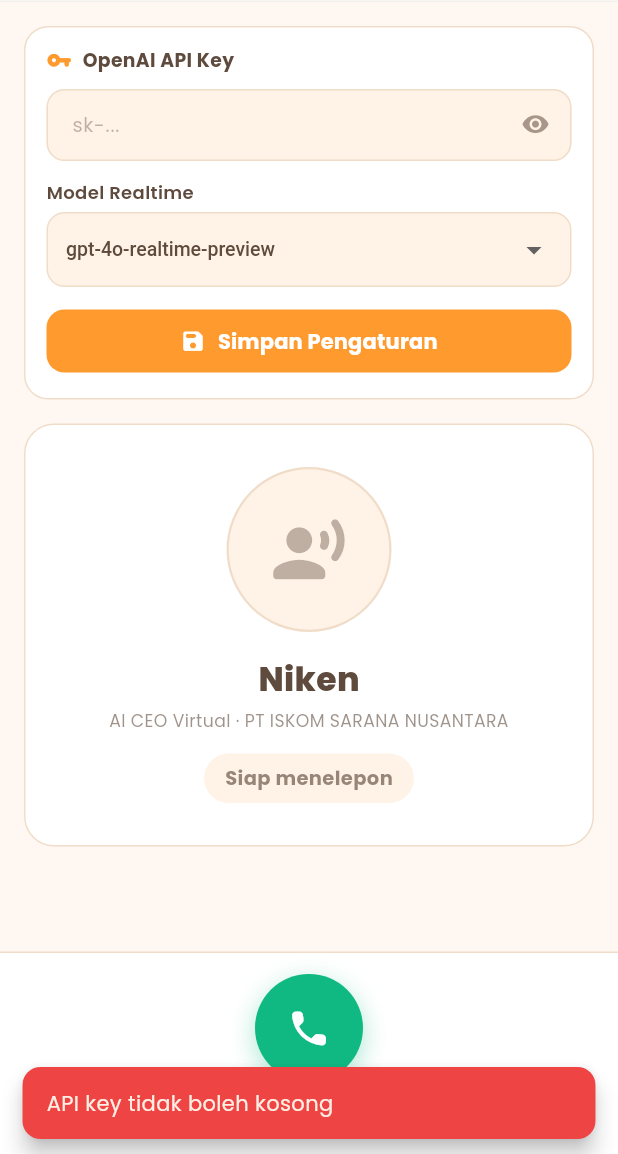
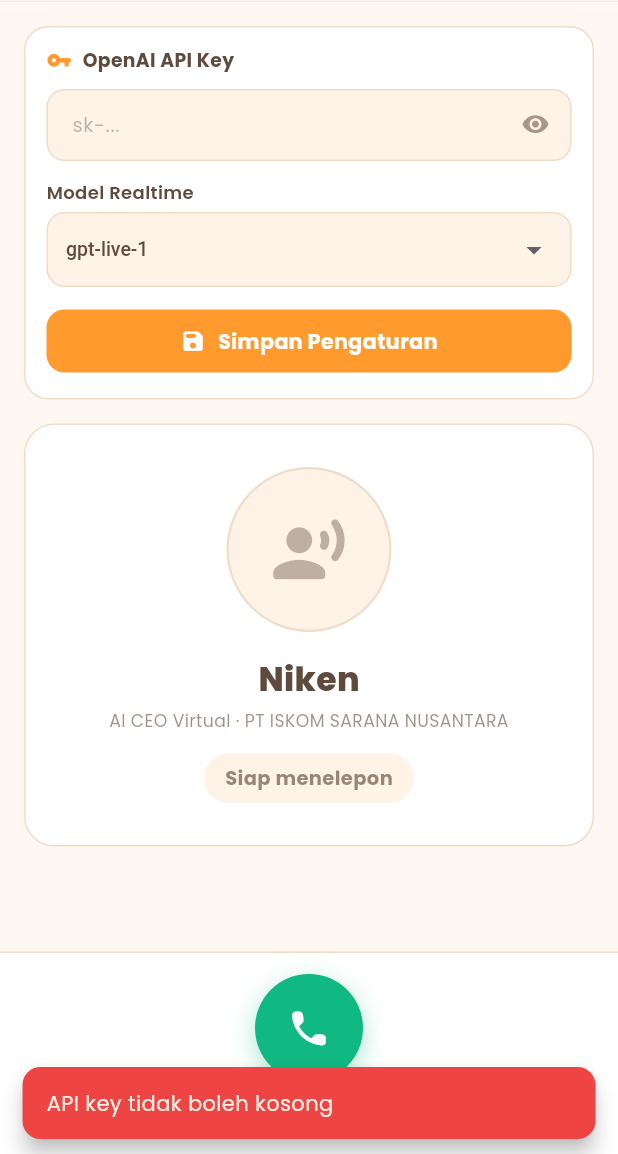
Before and after one commit to My-ISN/My-ISN, a Flutter app: the NikenPhonePage screen opened directly with empty values, after a tap on "Simpan Pengaturan", on a phone screen of 412 x 824 dp, the part 82-1236 px from its top. Run offline on Flutter 3.47's test engine with Material 3 defaults, Android fonts, the phone set to English and light mode, and no system bars; our stand-ins replace audioplayers, battery_plus, cached_network_image, connectivity_plus, device_info_plus, file_picker and 17 more; missing offline and left inert: mobile_scanner, ota_update; accounts and stored records are empty; network calls fail.

Commit message:
feat(niken-phone): tambahkan model gpt-live-1 dan gpt-realtime-2.1 serta rilis apk 1.3.7+2033

```diff
--- a/lib/niken_phone/niken_phone_page.dart
+++ b/lib/niken_phone/niken_phone_page.dart
@@ -75,12 +75,14 @@ class _NikenPhonePageState extends State<NikenPhonePage>
   static const _prefKey      = 'openai_rt_apikey';
   static const _prefModelKey = 'openai_rt_model';
   static const List<String> _daftarModel = [
+    'gpt-live-1',
+    'gpt-realtime-2.1',
+    'gpt-4o-mini-realtime-preview',
     'gpt-4o-realtime-preview',
-    'gpt-4o-mini-realtime-preview',
     'gpt-realtime',
     'gpt-realtime-mini',
   ];
-  String _model = 'gpt-4o-realtime-preview';
+  String _model = 'gpt-live-1';
   static const _instruksi =
       'Kamu adalah Niken, AI CEO Virtual PT ISKOM SARANA NUSANTARA. '
       'Kamu berbicara dengan Owner (Ridwan). Karakter kamu: proaktif, tegas, '
@@ -117,7 +119,7 @@ class _NikenPhonePageState extends State<NikenPhonePage>
     try {
       key = await _storage.read(key: _prefKey) ?? '';
       final savedModel = await _storage.read(key: _prefModelKey);
-      if (savedModel != null && savedModel.isNotEmpty) {
+      if (savedModel != null && _daftarModel.contains(savedModel)) {
         model = savedModel;
       }
     } catch (_) {
--- a/pubspec.yaml
+++ b/pubspec.yaml
@@ -22,7 +22,7 @@ publish_to: "none" # Remove this line if you wish to publish to pub.dev
 # https://developer.apple.com/library/archive/documentation/General/Reference/InfoPlistKeyReference/Articles/CoreFoundationKeys.html
 # In Windows, build-name is used as the major, minor, and patch parts
 # of the product and file versions while build-number is used as the build suffix.
-version: 1.3.6+2032
+version: 1.3.7+2033
 
 environment:
   sdk: ^3.11.1
```
Also changed, not shown: 1 other file.
